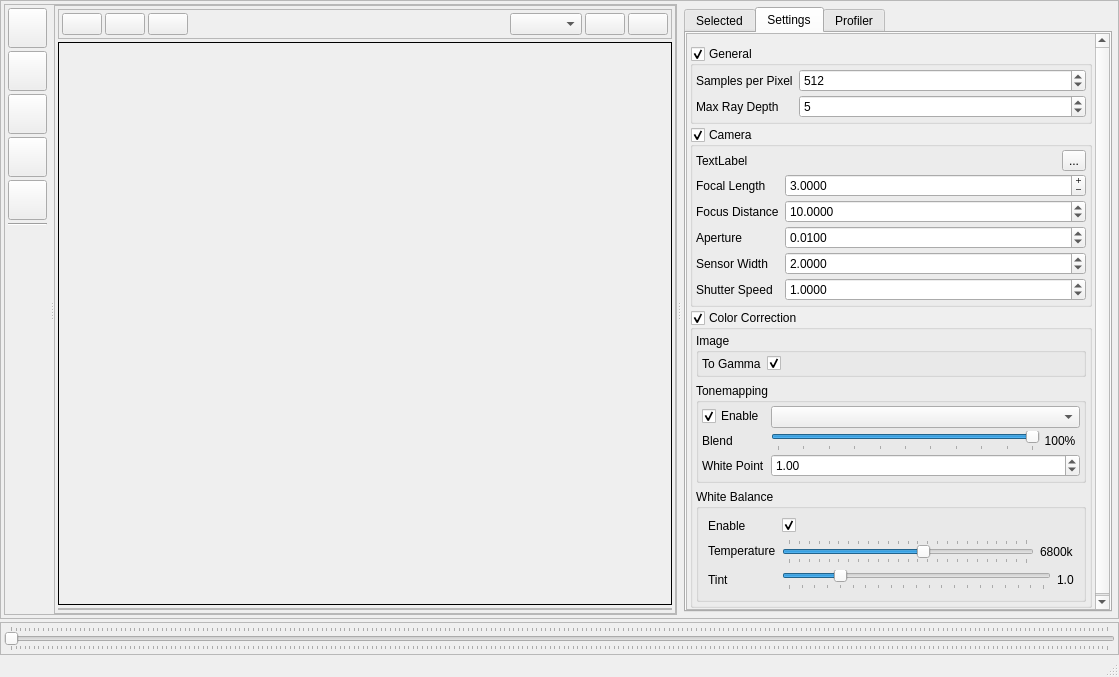
This is nectar_render/gui/resource/mainwidget.ui in ZacharyBork/NectarRender as Qt 5 draws it before an edit. The edited form follows.
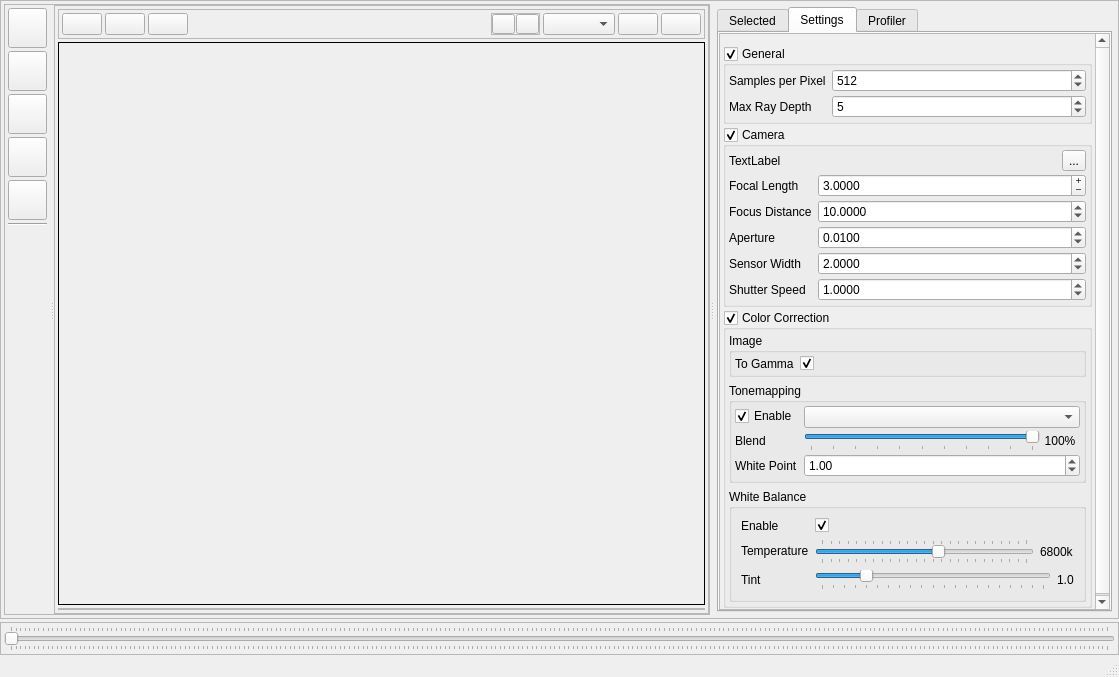
This is the edited form.

What changed in the file:
```diff
--- a/nectar_render/gui/resource/mainwidget.ui
+++ b/nectar_render/gui/resource/mainwidget.ui
@@ -341,6 +341,83 @@
                     </property>
                    </spacer>
                   </item>
+                  <item>
+                   <widget class="QFrame" name="frame_8">
+                    <property name="sizePolicy">
+                     <sizepolicy hsizetype="Preferred" vsizetype="Ignored">
+                      <horstretch>0</horstretch>
+                      <verstretch>0</verstretch>
+                     </sizepolicy>
+                    </property>
+                    <property name="frameShape">
+                     <enum>QFrame::StyledPanel</enum>
+                    </property>
+                    <property name="frameShadow">
+                     <enum>QFrame::Raised</enum>
+                    </property>
+                    <layout class="QHBoxLayout" name="horizontalLayout_8">
+                     <property name="spacing">
+                      <number>1</number>
+                     </property>
+                     <property name="leftMargin">
+                      <number>0</number>
+                     </property>
+                     <property name="topMargin">
+                      <number>0</number>
+                     </property>
+                     <property name="rightMargin">
+                      <number>0</number>
+                     </property>
+                     <property name="bottomMargin">
+                      <number>0</number>
+                     </property>
+                     <item>
+                      <widget class="QPushButton" name="render_mode_viewport">
+                       <property name="sizePolicy">
+                        <sizepolicy hsizetype="Minimum" vsizetype="Minimum">
+                         <horstretch>0</horstretch>
+                         <verstretch>0</verstretch>
+                        </sizepolicy>
+                       </property>
+                       <property name="maximumSize">
+                        <size>
+                         <width>23</width>
+                         <height>23</height>
+                        </size>
+                       </property>
+                       <property name="toolTip">
+                        <string>Render mode: Viewport</string>
+                       </property>
+                       <property name="text">
+                        <string/>
+                       </property>
+                      </widget>
+                     </item>
+                     <item>
+                      <widget class="QPushButton" name="render_mode_pathtracer">
+                       <property name="sizePolicy">
+                        <sizepolicy hsizetype="Minimum" vsizetype="Minimum">
+                         <horstretch>0</horstretch>
+                         <verstretch>0</verstretch>
+                        </sizepolicy>
+                       </property>
+                       <property name="maximumSize">
+                        <size>
+                         <width>23</width>
+                         <height>23</height>
+                        </size>
+                       </property>
+                       <property name="toolTip">
+                        <string>Render mode: Path Tracer</string>
+                       </property>
+                       <property name="text">
+                        <string/>
+                       </property>
+                      </widget>
+                     </item>
+                    </layout>
+                   </widget>
+                  </item>
                   <item>
                    <widget class="QComboBox" name="render_pass"/>
                   </item>
```
